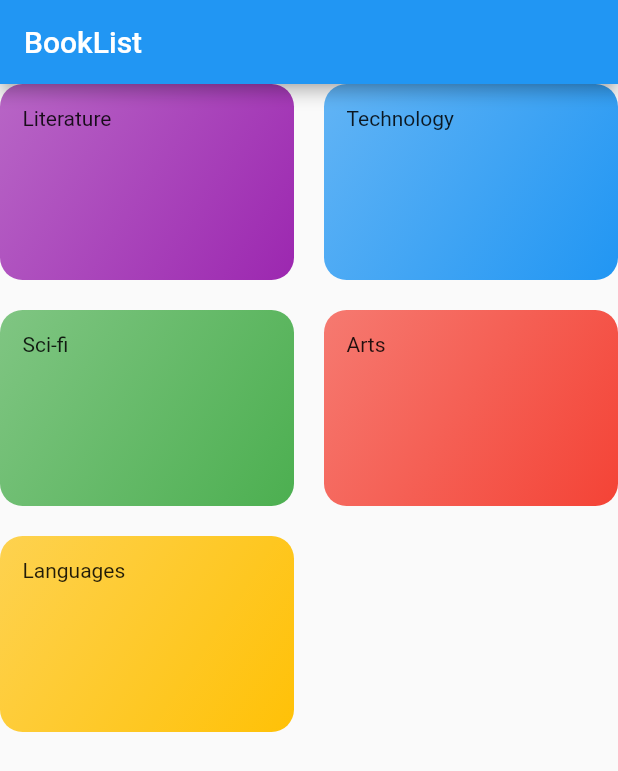
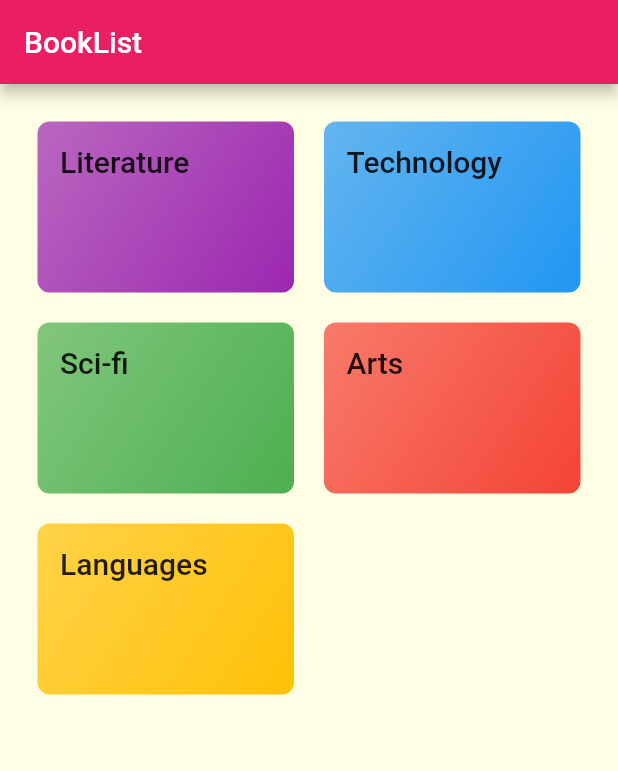
Before and after one commit to cin-derella/flutter_booklist, a Flutter app: the screen it shows after launch, on a phone screen of 412 x 824 dp. Shown: the top 771 px of the screen. Run offline on Flutter 3.47's test engine with Material 2 defaults, Android fonts, the phone set to English and light mode, and no system bars.

Commit message:
style and theme

```diff
--- a/lib/categories_screen.dart
+++ b/lib/categories_screen.dart
@@ -10,6 +10,7 @@ class CategoriesScreen extends StatelessWidget {
         title: const Text('BookList'),
       ),
       body: GridView(
+        padding: const EdgeInsets.all(25),
         children: DUMMY_CATEGORIES
             .map(
               (catData) => CategoryItem(
--- a/lib/category_item.dart
+++ b/lib/category_item.dart
@@ -10,7 +10,7 @@ class CategoryItem extends StatelessWidget {
   Widget build(BuildContext context) {
     return Container(
       padding: const EdgeInsets.all(15),
-      child: Text(title),
+      child: Text(title,style: Theme.of(context).textTheme.title,),
       decoration: BoxDecoration(
         gradient: LinearGradient(
           colors: [
@@ -20,7 +20,7 @@ class CategoryItem extends StatelessWidget {
           begin: Alignment.topLeft,
           end:Alignment.bottomRight,
         ),
-        borderRadius: BorderRadius.circular(15),
+        borderRadius: BorderRadius.circular(8),
       ),
     );
   }
--- a/lib/main.dart
+++ b/lib/main.dart
@@ -4,14 +4,23 @@ import './categories_screen.dart';
 void main() => runApp(MyApp());
 
 class MyApp extends StatelessWidget {
-
   @override
   Widget build(BuildContext context) {
     return MaterialApp(
       title: 'BookList',
       theme: ThemeData(
-        primarySwatch: Colors.blue,
-      ),
+          primarySwatch: Colors.pink,
+          accentColor: Colors.amber,
+          canvasColor: Color.fromRGBO(255, 254, 229, 1),
+          textTheme: ThemeData.light().textTheme.copyWith(
+                body1: TextStyle(
+                  color: Color.fromRGBO(20, 51, 51, 1),
+                ),
+                body2: TextStyle(
+                  color: Color.fromRGBO(20, 51, 51, 1),
+                ),
+                title: TextStyle(fontSize: 20,)
+              )),
       home: CategoriesScreen(),
     );
   }
```
